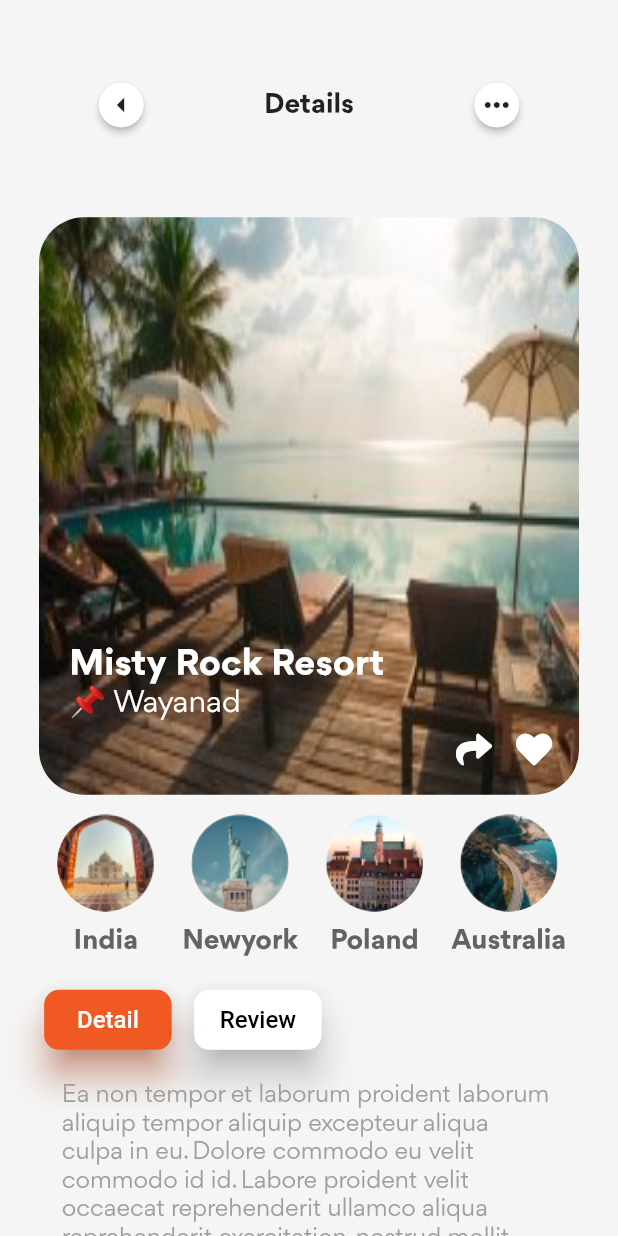
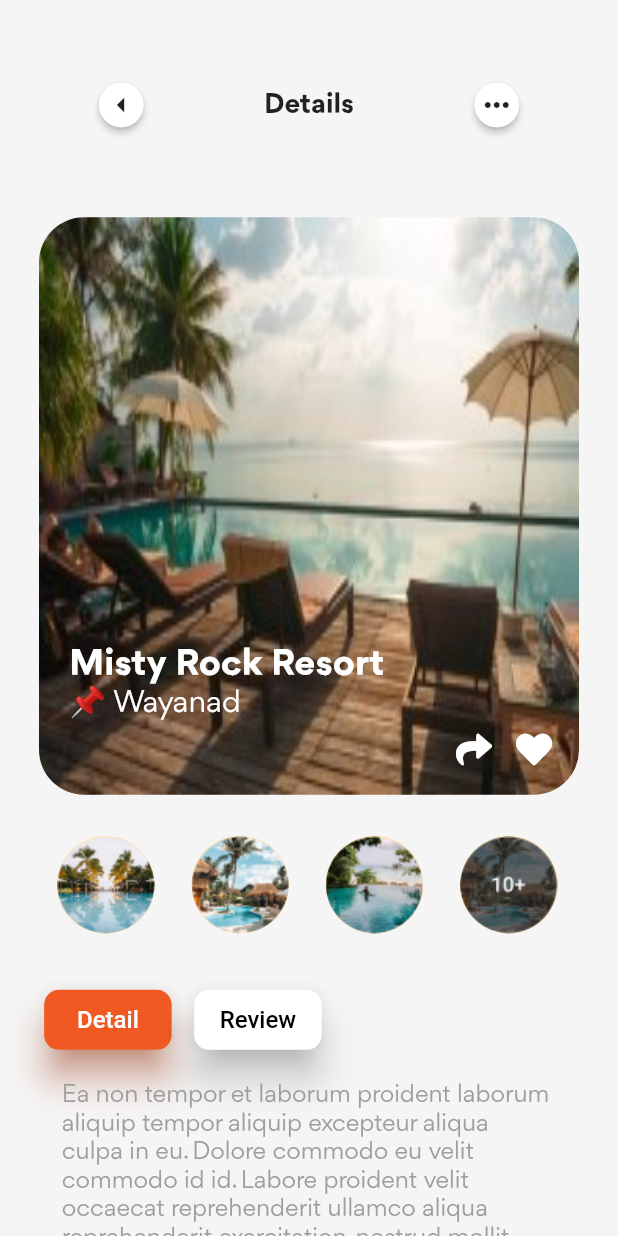
Before and after one commit to EnginBolat/travel_app_ui, a Flutter app: the HomePage screen opened directly, after a tap on "Misty Rock Resort", on a phone screen of 412 x 824 dp. Run offline on Flutter 3.47's test engine with Material 2 defaults, Android fonts, the phone set to English and light mode, and no system bars; our stand-ins replace font_awesome_flutter; Roboto replaces fonts that are missing (QuickSand).

Commit message:
Info Page Mini Photos Added

```diff
--- a/lib/models/hotel_model.dart
+++ b/lib/models/hotel_model.dart
@@ -4,6 +4,10 @@ class Hotel{
   late String location;
   late String desc;
   late String price;
+  late String miniPhoto0;
+  late String miniPhoto1;
+  late String miniPhoto2;
+  late String miniPhoto3;
 
-  Hotel({required this.price,required this.desc,required this.name,required this.iUrl,required this.location});
+  Hotel({required this.miniPhoto0,required this.miniPhoto1,required this.miniPhoto2,required this.miniPhoto3,required this.price,required this.desc,required this.name,required this.iUrl,required this.location});
 }
--- a/lib/widget/info_page/info_page_mini_photos.dart
+++ b/lib/widget/info_page/info_page_mini_photos.dart
@@ -1,6 +1,7 @@
 import 'package:flutter/material.dart';
 
 import '../../models/country.dart';
+import '../../models/hotel.dart';
 
 class MiniPhotos extends StatefulWidget {
   const MiniPhotos({Key? key}) : super(key: key);
@@ -19,7 +20,7 @@ class _MiniPhotosState extends State<MiniPhotos> {
         height: 120,
         width: deviceWidth,
         child: ListView.builder(
-          itemCount: countrys.length,
+          itemCount: 4,
           scrollDirection: Axis.horizontal,
           itemBuilder: (context, index) => Container(
             width: deviceWidth / 4.6,
@@ -34,25 +35,9 @@ class _MiniPhotosState extends State<MiniPhotos> {
                       height: 65,
                       width: 65,
                       child: CircleAvatar(
-                        backgroundImage: AssetImage(countrys[index].iUrl),
+                        backgroundImage:
+                            AssetImage("assets/images/miniPhoto$index.png"),
                       ),
-                    ),
-                  ],
-                ),
-                const SizedBox(
-                  height: 10,
-                ),
-                Row(
-                  mainAxisAlignment: MainAxisAlignment.center,
-                  children: [
-                    Text(
-                      countrys[index].name,
-                      style: const TextStyle(
-                          fontSize: 18,
-                          fontFamily: "Gordita",
-                          fontWeight: FontWeight.bold,
-                          color: Color.fromRGBO(99, 99, 99, 11)),
-                      textAlign: TextAlign.center,
                     ),
                   ],
                 ),
```
Also changed, not shown: lib/models/hotel.dart (+22 -10 lines), assets/images/miniPhoto0.png (added), assets/images/miniPhoto1.png (added), assets/images/miniPhoto2.png (added), assets/images/miniPhoto3.png (added).
